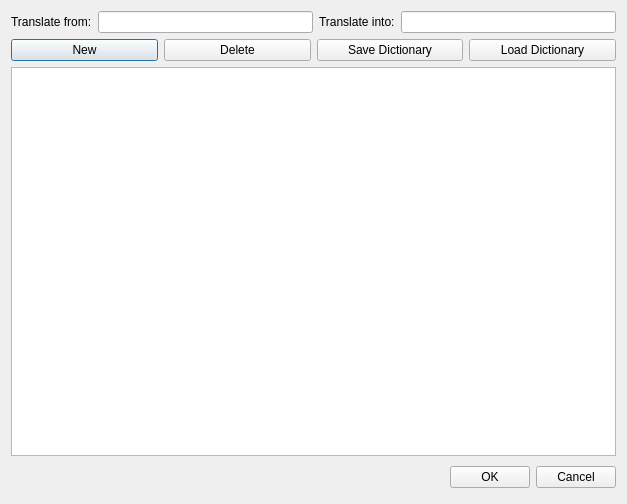
Above: Glossary/GlossaryDialog.ui from wlssirius/ChaosTranslate before the change. Below: the same form after it.
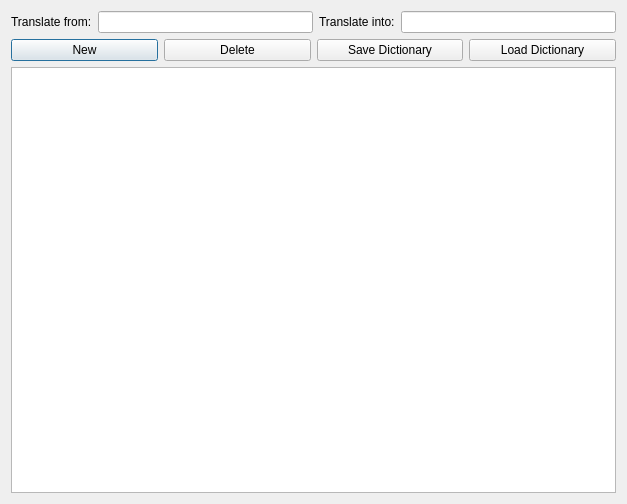
That is the form after the change.

```diff
--- a/Glossary/GlossaryDialog.ui
+++ b/Glossary/GlossaryDialog.ui
@@ -81,52 +81,6 @@
    <item>
     <widget class="QTableView" name="tableView"/>
    </item>
-   <item>
-    <layout class="QHBoxLayout">
-     <property name="spacing">
-      <number>6</number>
-     </property>
-     <property name="leftMargin">
-      <number>0</number>
-     </property>
-     <property name="topMargin">
-      <number>0</number>
-     </property>
-     <property name="rightMargin">
-      <number>0</number>
-     </property>
-     <property name="bottomMargin">
-      <number>0</number>
-     </property>
-     <item>
-      <spacer>
-       <property name="orientation">
-        <enum>Qt::Horizontal</enum>
-       </property>
-       <property name="sizeHint" stdset="0">
-        <size>
-         <width>131</width>
-         <height>31</height>
-        </size>
-       </property>
-      </spacer>
-     </item>
-     <item>
-      <widget class="QPushButton" name="okButton">
-       <property name="text">
-        <string>OK</string>
-       </property>
-      </widget>
-     </item>
-     <item>
-      <widget class="QPushButton" name="cancelButton">
-       <property name="text">
-        <string>Cancel</string>
-       </property>
-      </widget>
-     </item>
-    </layout>
-   </item>
   </layout>
  </widget>
  <resources/>
```
Left out of the diff: 35 changed lines with no effect on the pictures.
